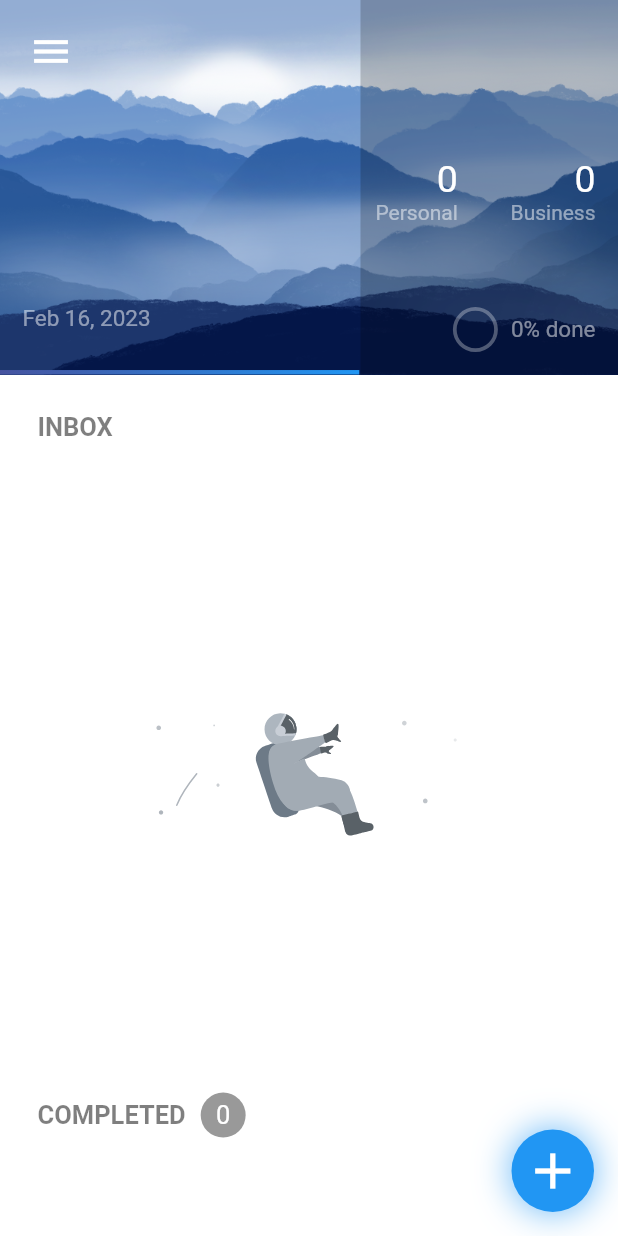
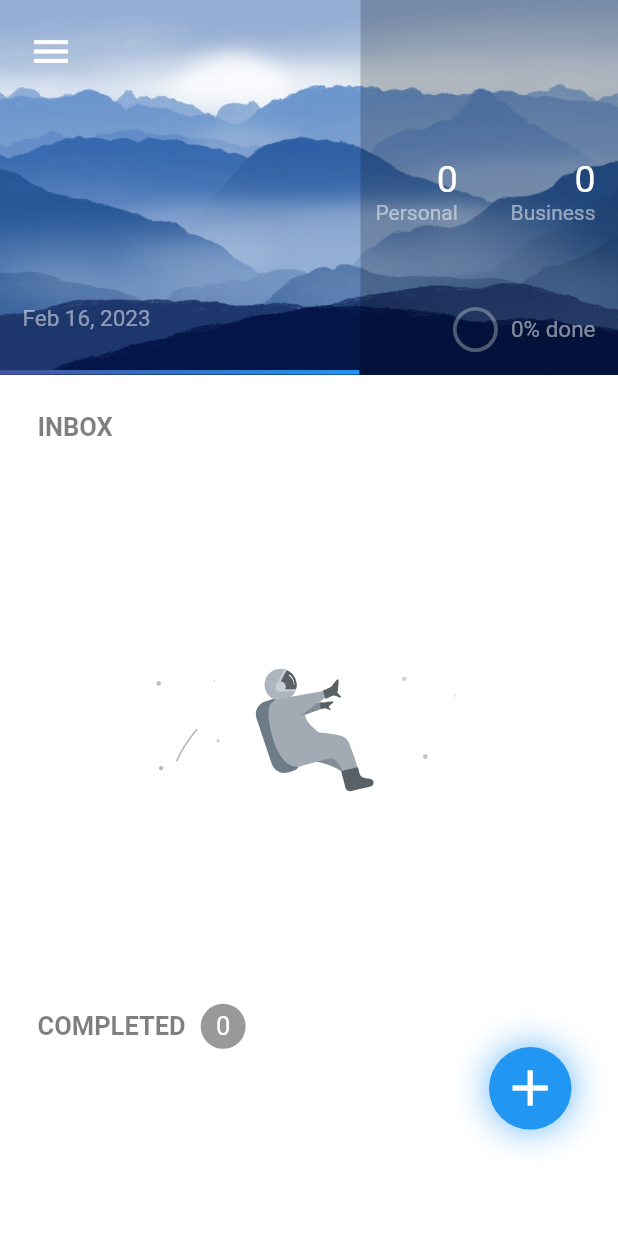
Before and after one commit to hackeR200364/task_app_elred, a Flutter app: the screen it shows after launch, after a tap on "Google Login", on a phone screen of 412 x 824 dp. Run offline on Flutter 3.47's test engine with Material 2 defaults, Android fonts, the phone set to English and light mode, and no system bars; drawn by our look-alikes of percent_indicator; our stand-ins replace animated_text_kit, awesome_dialog, awesome_notifications, cloud_firestore, firebase_auth, firebase_core and 4 more; missing offline and left inert: connectivity_widget, interval_time_picker; accounts and stored records are empty.

Commit message:
ui update

```diff
--- a/lib/screens/home_screen.dart
+++ b/lib/screens/home_screen.dart
@@ -72,7 +72,12 @@ class _HomeScreenState extends State<HomeScreen> with TickerProviderStateMixin {
         value: SystemUiOverlayStyle.dark,
         child: Scaffold(
           backgroundColor: AppColors.white,
-          floatingActionButton: InkWell(
+          floatingActionButton: Padding(
+            padding: EdgeInsets.only(
+              bottom: MediaQuery.of(context).size.height / 15,
+              right: 15,
+            ),
+            child: InkWell(
               onTap: (() {
                 Navigator.push(
                   context,
@@ -98,6 +103,7 @@ class _HomeScreenState extends State<HomeScreen> with TickerProviderStateMixin {
                   Icons.add,
                   color: AppColors.white,
                   size: 40,
+                ),
               ),
             ),
           ),
@@ -351,7 +357,7 @@ class _HomeScreenState extends State<HomeScreen> with TickerProviderStateMixin {
                               ),
                             ),
                             SizedBox(
-                              height: MediaQuery.of(context).size.height / 1.9,
+                              height: MediaQuery.of(context).size.height / 2.2,
                               width: MediaQuery.of(context).size.width,
                               child: Consumer<AllAppProviders>(
                                 builder: (allAppProvidersCtx,
@@ -878,7 +884,7 @@ class _HomeScreenState extends State<HomeScreen> with TickerProviderStateMixin {
               ),
               SizedBox(
                 // color: AppColors.sky,
-                height: MediaQuery.of(context).size.height / 2.1,
+                height: MediaQuery.of(context).size.height / 2.3,
                 width: MediaQuery.of(context).size.width,
                 child: ListView.separated(
                   physics: AppColors.scrollPhysics,
```
Lines whose indentation alone changed are shown as unchanged.
